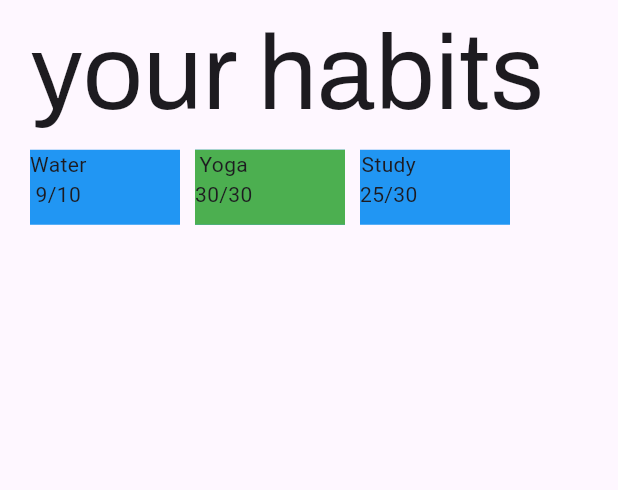
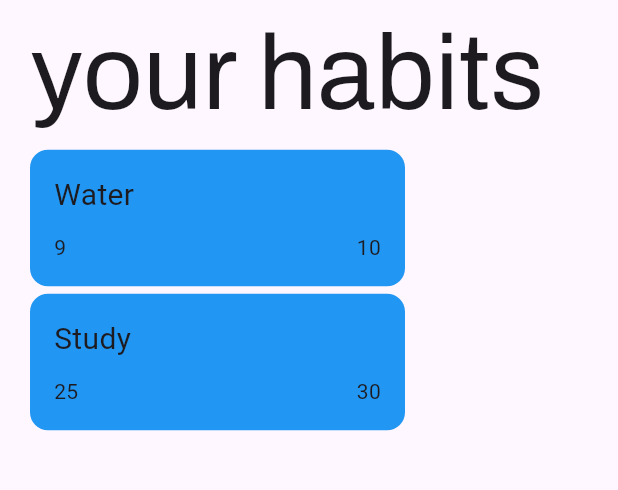
Before and after one commit to EfexOny/DailyWins, a Flutter app: the screen it shows after launch, on a phone screen of 412 x 824 dp, the part 247-737 px from its top. Run offline on Flutter 3.47's test engine with Material 3 defaults, Android fonts, the phone set to English and light mode, and no system bars; drawn by our look-alikes of getwidget; our stand-ins replace google_fonts.

Commit message:
Browhatamidoingrightnow
DEATH HAS COME

```diff
--- a/lib/data/ProgressItem.dart
+++ b/lib/data/ProgressItem.dart
@@ -3,6 +3,7 @@ import 'package:flutter/material.dart';
 class ProgressItem {
   final String title;
   final Color color;
+  final IconData icon;
   final int currentValue;
   final int maxValue;
   final bool completed;
@@ -10,6 +11,7 @@ class ProgressItem {
   ProgressItem({
     required this.title,
     required this.color,
+    required this.icon,
     required this.currentValue,
     required this.maxValue,
     this.completed = false,
--- a/lib/screens/main_screen.dart
+++ b/lib/screens/main_screen.dart
@@ -16,20 +16,15 @@ class MainPage extends StatelessWidget {
      List<ProgressItem> progressItems = [
   ProgressItem(
     title: 'Water',
+    icon: Icons.smoke_free,
     color: Colors.blue,
     currentValue: 9,
     maxValue: 10,
   ),
   ProgressItem(
-    title: 'Yoga',
-    color: Colors.blue,
-    currentValue: 30,
-    maxValue: 30,
-    completed: true,
-  ),
-  ProgressItem(
     title: 'Study',
     color: Colors.blue,
+    icon: Icons.self_improvement,
     currentValue: 25,
     maxValue: 30,
     completed: false,
@@ -84,71 +79,3 @@ class MainPage extends StatelessWidget {
     );
   }
 }
-
-class HabitCard extends StatelessWidget {
-  final Color color;
-  final String title;
-  final String value;
-  final IconData icon;
-
-  HabitCard({required this.color, required this.title, required this.value, required this.icon});
-
-  @override
-  Widget build(BuildContext context) {
-    return Container(
-      padding: EdgeInsets.all(16),
-      decoration: BoxDecoration(
-        color: color,
-        borderRadius: BorderRadius.circular(12),
-      ),
-      child: Column(
-        children: [
-          Icon(icon, color: Colors.white),
-          SizedBox(height: 8),
-          Text(
-            title,
-            style: TextStyle(color: Colors.white),
-          ),
-          SizedBox(height: 8),
-          Text(
-            value,
-            style: TextStyle(color: Colors.white),
-          ),
-        ],
-      ),
-    );
-  }
-}
-
-class WaterCard extends StatelessWidget {
-  @override
-  Widget build(BuildContext context) {
-    return Container(
-      padding: EdgeInsets.all(16),
-      width: 250,
-      decoration: BoxDecoration(
-        color: Colors.lightBlue[50],
-        borderRadius: BorderRadius.circular(12),
-      ),
-      child: Column(
-        crossAxisAlignment: CrossAxisAlignment.start,
-        children: [
-          Text(
-            "water",
-            style: TextStyle(fontSize: 20),
-          ),
-          SizedBox(height: 10),
-          Row(
-            mainAxisAlignment: MainAxisAlignment.spaceBetween,
-            children: [
-              Text("glasses: 9 / 10"),
-              Text("max: 17 glasses"),
-            ],
-          ),
-          SizedBox(height: 10),
-          Text("streaks: 10 days"),
-        ],
-      ),
-    );
-  }
-}
--- /dev/null
+++ b/lib/screens/others/bigcard.dart
@@ -0,0 +1,37 @@
+import 'package:flutter/material.dart';
+import 'package:tracker/data/ProgressItem.dart';
+
+class BigCard extends StatelessWidget {
+
+  final ProgressItem item;
+  const BigCard({required this.item});
+
+  @override
+  Widget build(BuildContext context) {
+    return Container(
+      padding: EdgeInsets.all(16),
+      width: 250,
+      decoration: BoxDecoration(
+        color: item.color,
+        borderRadius: BorderRadius.circular(12),
+      ),
+      child: Column(
+        crossAxisAlignment: CrossAxisAlignment.start,
+        children: [
+          Text(
+            item.title,
+            style: TextStyle(fontSize: 20),
+          ),
+          SizedBox(height: 10),
+          Row(
+            mainAxisAlignment: MainAxisAlignment.spaceBetween,
+            children: [
+              Text(item.currentValue.toString()),
+              Text(item.maxValue.toString()),
+            ],
+          ),
+        ],
+      ),
+    );
+  }
+}
--- a/lib/screens/progress_list.dart
+++ b/lib/screens/progress_list.dart
@@ -1,6 +1,8 @@
 import 'package:flutter/material.dart';
 import 'package:tracker/data/ProgressItem.dart';
 import 'package:tracker/main.dart';
+import 'package:tracker/screens/others/bigcard.dart';
+import 'package:tracker/screens/others/smallcard.dart';
 
 class ProgressTracker extends StatelessWidget {
   final List<ProgressItem> progressItems;
@@ -11,8 +13,8 @@ class ProgressTracker extends StatelessWidget {
   Widget build(BuildContext context) {
    return SingleChildScrollView(
       child: Wrap(
-        spacing: 10.0, // Add spacing between elements (optional)
-        runSpacing: 10.0, // Add spacing between rows (optional)
+        spacing: 5.0,
+        runSpacing: 5.0,
         children: progressItems.map((item) => _buildProgressItem(item)).toList(),
       ),
     );
@@ -22,22 +24,7 @@ class ProgressTracker extends StatelessWidget {
     return Expanded(
       child: Stack(
         children: [
-          Container(
-            height: 50,
-            width: 100,
-            color: item.color,
-          ),
-          if (item.completed)
-            Positioned.fill(
-              child: Container(
-                width: (item.currentValue / item.maxValue) * 100, // Adjust width based on current value
-                color: Colors.green, // Adjust color as needed
-              ),
-            ),
-          Text(
-            '${item.title}\n${item.currentValue}/${item.maxValue}',
-            textAlign: TextAlign.center,
-          ),
+          BigCard(item: item,),
         ],
       ),
     );
```
Also changed, not shown: lib/screens/others/smallcard.dart (added, +34 -0 lines).
